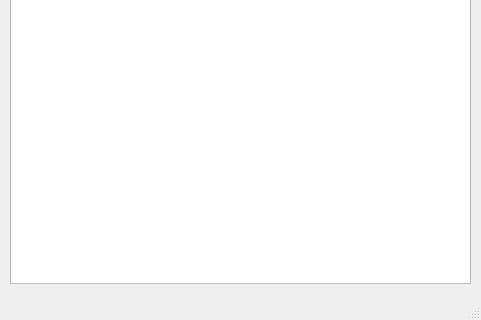
First picture: the form in main_window_ui.ui, repository DelZeiT/Manage_contact, before the edit; both pictures show x 0 to 481 and y 327 to 647 of the 481 by 647 pixel window.
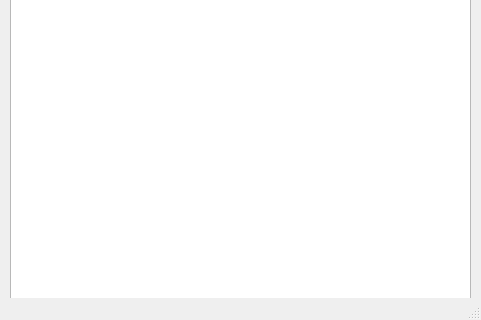
Second picture: the form after the edit.

Commit message: TIC-001: добавил добавление кнопок после нажатия кнопки "Поиск" (тест), заменил файл main_window_ui.py на обновленную версию с ListWidget.

Patch:
```diff
--- a/main_window_ui.ui
+++ b/main_window_ui.ui
@@ -157,10 +157,21 @@
       <x>10</x>
       <y>50</y>
       <width>461</width>
-      <height>561</height>
+      <height>581</height>
      </rect>
     </property>
    </widget>
+   <widget class="QWidget" name="verticalLayoutWidget">
+    <property name="geometry">
+     <rect>
+      <x>9</x>
+      <y>49</y>
+      <width>461</width>
+      <height>571</height>
+     </rect>
+    </property>
+    <layout class="QVBoxLayout" name="verticalLayout"/>
+   </widget>
   </widget>
   <widget class="QStatusBar" name="statusbar"/>
  </widget>
```
The commit also changes 1 other file.
